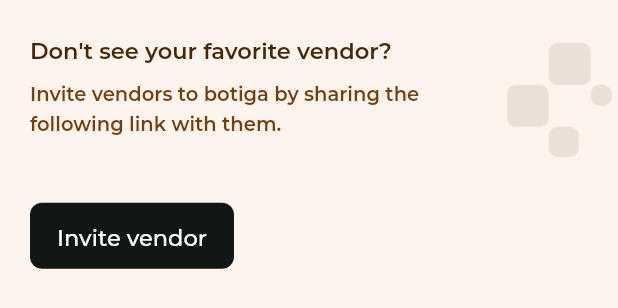
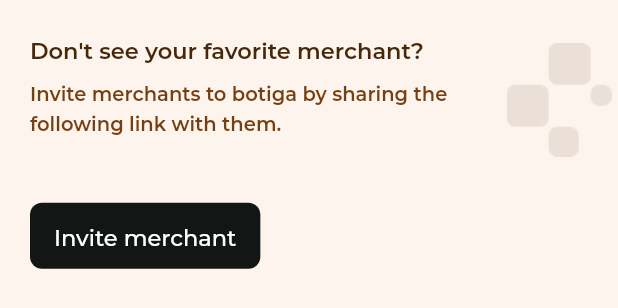
Before and after one commit to varmeh/botigaApp, a Flutter app: the InviteTile widget shown alone on an empty page, opened directly, on a phone screen of 412 x 824 dp. Shown: the top 308 px of the screen. Run offline on Flutter 3.47's test engine with Material 2 defaults, Android fonts, the phone set to English and light mode, and no system bars; our stand-ins replace badges, cached_network_image, firebase_analytics, firebase_core, firebase_crashlytics, firebase_messaging and 4 more; missing offline and left inert: clipboard; accounts and stored records are empty; generated files the repository leaves out were written again; network calls fail; project files that could hold a hidden picture were left out.

Commit message:
vendor changed to merchant

```diff
--- a/lib/app/cart/cartScreen.dart
+++ b/lib/app/cart/cartScreen.dart
@@ -50,7 +50,7 @@ class CartScreen extends StatelessWidget {
       json: 'assets/lotties/windMill.json',
       message: 'Nothing here',
       description: 'Look around, you will find something you love',
-      buttonTitle: 'Browse Vendors',
+      buttonTitle: 'Browse Merchants',
       onTap: () {
         // Remove all the screens on stack when in product detail screen cart
         if (Navigator.canPop(context)) {
--- a/lib/app/home/HomeScreen.dart
+++ b/lib/app/home/HomeScreen.dart
@@ -70,7 +70,7 @@ class HomeScreen extends StatelessWidget {
     );
   }
 
-  Widget appBar(BuildContext context, int numberOfVendors) {
+  Widget appBar(BuildContext context, int numberOfMerchants) {
     return Material(
       child: Container(
         width: double.infinity,
@@ -100,7 +100,7 @@ class HomeScreen extends StatelessWidget {
               ),
               SizedBox(height: 4.0),
               Text(
-                '$numberOfVendors vendors delivering',
+                '$numberOfMerchants merchants delivering',
                 style: AppTheme.textStyle.w700
                     .size(13.0)
                     .lineHeight(1.5)
--- a/lib/widgets/inviteTile.dart
+++ b/lib/widgets/inviteTile.dart
@@ -23,7 +23,7 @@ class InviteTile extends StatelessWidget {
                   crossAxisAlignment: CrossAxisAlignment.start,
                   children: [
                     Text(
-                      'Don\'t see your favorite vendor?',
+                      'Don\'t see your favorite merchant?',
                       style: AppTheme.textStyle.w600
                           .size(15.0)
                           .lineHeight(1.3)
@@ -33,7 +33,7 @@ class InviteTile extends StatelessWidget {
                     ),
                     SizedBox(height: 8.0),
                     Text(
-                      'Invite vendors to botiga by sharing the following link with them.',
+                      'Invite merchants to botiga by sharing the following link with them.',
                       style: AppTheme.textStyle.w600
                           .size(13.0)
                           .lineHeight(1.5)
@@ -62,7 +62,7 @@ class InviteTile extends StatelessWidget {
               );
             },
             child: Text(
-              'Invite vendor',
+              'Invite merchant',
               style: AppTheme.textStyle.w500
                   .size(15)
                   .lineHeight(1.5)
@@ -87,7 +87,7 @@ class InviteTile extends StatelessWidget {
     );
 
     const text =
-        'Hi, I am placing orders to all my vendors using Botiga. Why don’t you try it out. it just takes 3 mins to register and start selling. Download Botiga app now. https://botiga.app/xcGha';
+        'Hi, I am placing orders to all my merchants using Botiga. Why don’t you try it out. it just takes 3 mins to register and start selling. Download Botiga app now. https://botiga.app/xcGha';
 
     return Container(
       width: double.infinity,
@@ -108,7 +108,7 @@ class InviteTile extends StatelessWidget {
             ),
             child: Center(
               child: Text(
-                "SHARE WITH YOUR VENDORS",
+                "SHARE WITH YOUR MERCHANTS",
                 style: AppTheme.textStyle.w700
                     .size(12)
                     .lineHeight(1.4)
@@ -175,8 +175,8 @@ class InviteTile extends StatelessWidget {
                     child: Image.asset('assets/images/whatsapp.png'),
                   ),
                   onPressed: () {
-                    Navigator.pop(context);
                     Share.share(text)
+                        .then((_) => Navigator.pop(context))
                         .catchError((_, __) => null); //catch error do nothing
                   },
                   color: AppTheme.color100,
```
